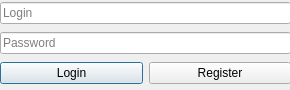
First picture: the form in Widget_Client/RegisterDialog.ui, repository MrVolot/WidgetClient, before the edit.
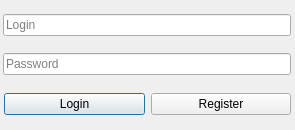
Second picture: the form after the edit.

The edit to the form file:
```diff
--- a/Widget_Client/RegisterDialog.ui
+++ b/Widget_Client/RegisterDialog.ui
@@ -6,35 +6,116 @@
    <rect>
     <x>0</x>
     <y>0</y>
-    <width>290</width>
-    <height>90</height>
+    <width>295</width>
+    <height>130</height>
    </rect>
   </property>
   <property name="minimumSize">
    <size>
-    <width>290</width>
-    <height>90</height>
+    <width>295</width>
+    <height>130</height>
    </size>
   </property>
   <property name="maximumSize">
    <size>
-    <width>290</width>
-    <height>90</height>
+    <width>295</width>
+    <height>130</height>
    </size>
   </property>
   <property name="windowTitle">
    <string>Sign in</string>
   </property>
+  <property name="styleSheet">
+   <string notr="true">/* Main dialog */
+QDialog {
+    background-color: #282C34;
+}
+
+/* Title */
+QDialog windowTitle {
+    color: #F8F8F8;
+    font-size: 18pt;
+}
+
+/* Login input field */
+QDialog QLineEdit#Login {
+    background-color: #2C313C;
+    border: none;
+    border-radius: 5px;
+    color: #F8F8F8;
+    padding: 10px;
+}
+
+/* Password input field */
+QDialog QLineEdit#Password {
+    background-color: #2C313C;
+    border: none;
+    border-radius: 5px;
+    color: #F8F8F8;
+    padding: 10px;
+}
+
+/* Register button */
+QDialog QPushButton#RegisterButton {
+    background-color: #61AFEF;
+    border: none;
+    border-radius: 5px;
+    color: #F8F8F8;
+    padding: 10px;
+}
+
+/* Hover state for register button */
+QDialog QPushButton#RegisterButton:hover {
+    background-color: #4B8BBA;
+}
+
+/* Register button */
+QDialog QPushButton#LoginButton {
+    background-color: #61AFEF;
+    border: none;
+    border-radius: 5px;
+    color: #F8F8F8;
+    padding: 10px;
+}
+
+/* Hover state for register button */
+QDialog QPushButton#LoginButton:hover {
+    background-color: #4B8BBA;
+}
+
+/* Window title bar */
+QDialog QHeaderView::section {
+    background-color: #282C34;
+    color: #F8F8F8;
+    font-size: 16pt;
+    padding: 5px 10px;
+    border: none;
+}
+
+QDialog &gt; QWidget &gt; QGroupBox &gt; QFrame &gt; QFrame {
+    background-color: #282C34;
+    color: #F8F8F8;
+    font-size: 16pt;
+    padding: 5px 10px;
+    border: none;
+}</string>
+  </property>
   <widget class="QWidget" name="verticalLayoutWidget">
    <property name="geometry">
     <rect>
      <x>0</x>
      <y>0</y>
      <width>291</width>
-     <height>88</height>
+     <height>131</height>
     </rect>
    </property>
    <layout class="QVBoxLayout" name="verticalLayout_2">
+    <property name="leftMargin">
+     <number>3</number>
+    </property>
+    <property name="topMargin">
+     <number>3</number>
+    </property>
     <item>
      <widget class="QLineEdit" name="Login">
       <property name="styleSheet">
@@ -60,6 +141,15 @@
     </item>
     <item>
      <layout class="QHBoxLayout" name="horizontalLayout_2">
+      <property name="leftMargin">
+       <number>1</number>
+      </property>
+      <property name="topMargin">
+       <number>1</number>
+      </property>
+      <property name="bottomMargin">
+       <number>2</number>
+      </property>
       <item>
        <widget class="QPushButton" name="LoginButton">
         <property name="text">
```
